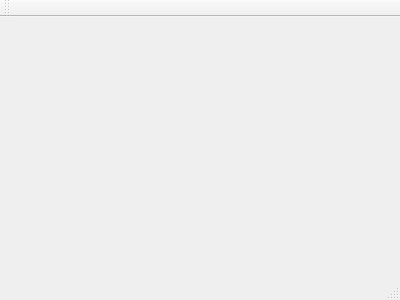
Before: the Qt Designer form mainapp.ui in FarhadProfessional/QCheckBox, drawn with Qt 5.
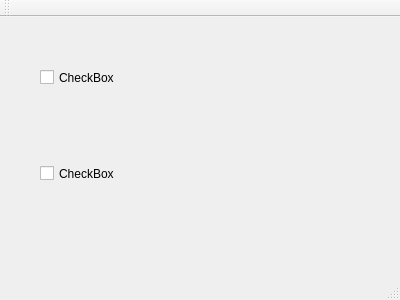
After: the same form once the commit is applied.

Commit message: Set icon indicator to a QCheckBox for check & uncheck state.

```diff
--- a/mainapp.ui
+++ b/mainapp.ui
@@ -13,7 +13,34 @@
   <property name="windowTitle">
    <string>MainApp</string>
   </property>
-  <widget class="QWidget" name="centralWidget"/>
+  <widget class="QWidget" name="centralWidget">
+   <widget class="QCheckBox" name="checkBox1">
+    <property name="geometry">
+     <rect>
+      <x>40</x>
+      <y>30</y>
+      <width>111</width>
+      <height>61</height>
+     </rect>
+    </property>
+    <property name="text">
+     <string>CheckBox</string>
+    </property>
+   </widget>
+   <widget class="QCheckBox" name="checkBox_2">
+    <property name="geometry">
+     <rect>
+      <x>40</x>
+      <y>126</y>
+      <width>111</width>
+      <height>61</height>
+     </rect>
+    </property>
+    <property name="text">
+     <string>CheckBox</string>
+    </property>
+   </widget>
+  </widget>
   <widget class="QMenuBar" name="menuBar">
    <property name="geometry">
     <rect>
```
The commit also changes 5 other files.
